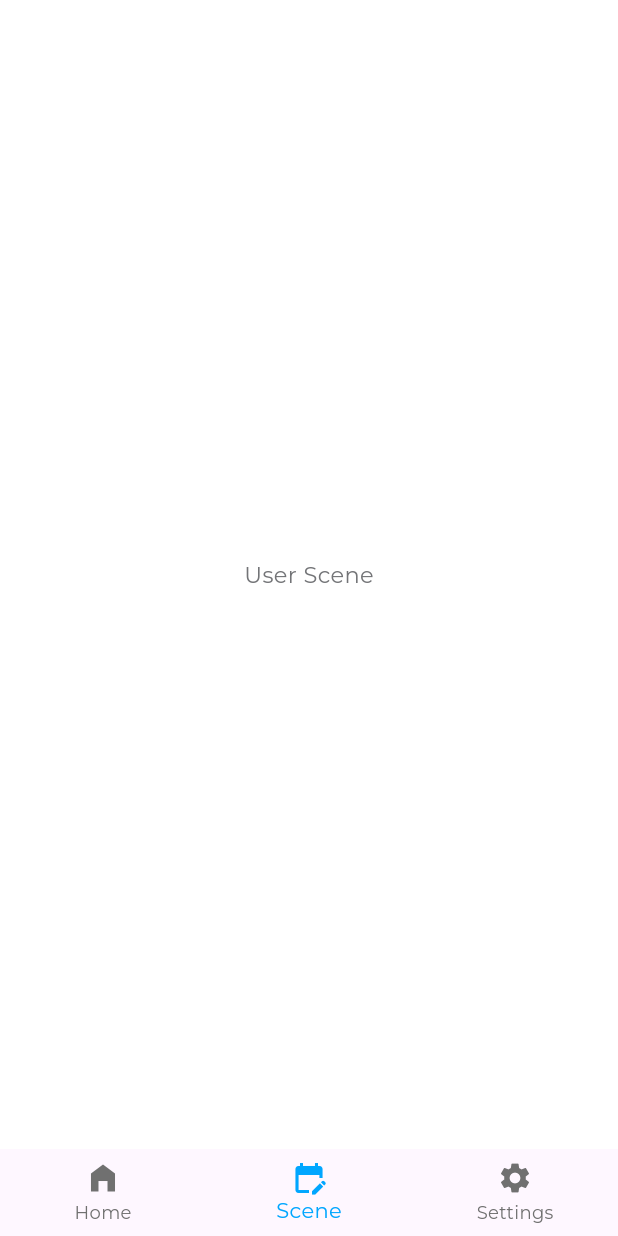
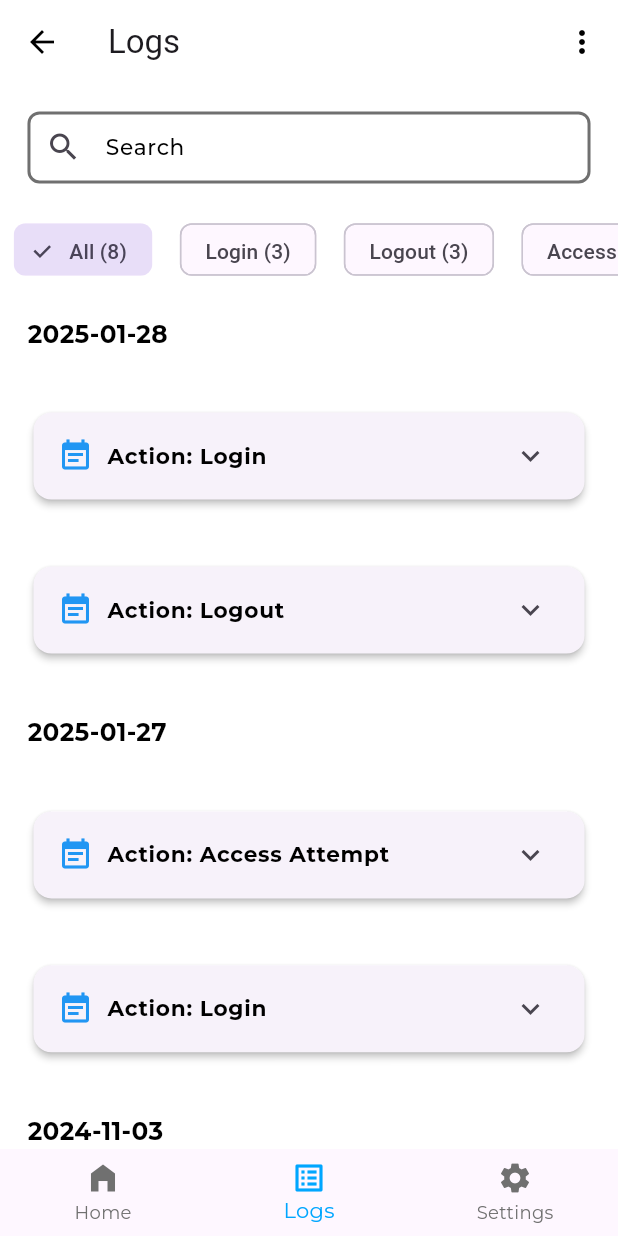
Before and after one commit to hussam38/Lockly, a Flutter app: the LayoutScreen screen opened by its route, item 2 of the bottom bar chosen, on a phone screen of 412 x 824 dp. Run offline on Flutter 3.47's test engine with Material 3 defaults, Android fonts, the phone set to English and light mode, and no system bars; our stand-ins replace firebase_core, flutter_screenutil, flutter_svg, get, pin_code_fields; accounts and stored records are empty.

Commit message:
feat: Finish Logs

```diff
--- a/lib/app.dart
+++ b/lib/app.dart
@@ -1,6 +1,7 @@
 import 'package:flutter/material.dart';
 import 'package:flutter_screenutil/flutter_screenutil.dart';
 import 'package:get/get.dart';
+import 'package:graduation_project/shared/screens/layout_screen.dart';
 import 'package:graduation_project/utils/router.dart';
 import 'package:graduation_project/utils/themes.dart';
 
@@ -23,8 +24,9 @@ class _LocklyAppState extends State<LocklyApp> {
           theme: whiteTheme(),
           locale: const Locale('en', 'US'),
           debugShowCheckedModeBanner: false,
-          initialRoute: AppRouter.initRoute,
+          // initialRoute: AppRouter.initRoute,
           getPages: AppRouter.routes,
+          home: LayoutScreen(),
         );
       },
     );
--- a/lib/shared/screens/layout_screen.dart
+++ b/lib/shared/screens/layout_screen.dart
@@ -1,8 +1,7 @@
 import 'package:flutter/material.dart';
 import 'package:graduation_project/utils/colors.dart';
 import 'package:graduation_project/utils/constants.dart';
-import 'package:graduation_project/view/admin/admin_scene.dart';
-import 'package:graduation_project/view/user/user_scene.dart';
+import 'package:graduation_project/view/admin/admin_logs.dart';
 import 'package:graduation_project/view/user/user_settings.dart';
 import '../../view/admin/admin_home.dart';
 import '../../view/admin/admin_settings.dart';
@@ -19,19 +18,18 @@ class _LayoutScreenState extends State<LayoutScreen> {
   int currentIndex = 0;
   List<Widget> user_screens = [
     const UserHomeScreen(),
-    const UserSceneScreen(),
     const UserSettings(),
   ];
   List<Widget> admin_screens = [
     const AdminHomeScreen(),
-    const AdminSceneScreen(),
+    AdminLogsScreen(),
     const AdminSettingsScreen(),
   ];
   @override
   Widget build(BuildContext context) {
     return Scaffold(
       body: SafeArea(
-        child: Constants.loginAs == 'admin'
+        child: Constants.loginAs == 'admin' || Constants.loginAs == ''
             ? admin_screens[currentIndex]
             : user_screens[currentIndex],
       ),
@@ -39,7 +37,7 @@ class _LayoutScreenState extends State<LayoutScreen> {
         items: const [
           BottomNavigationBarItem(icon: Icon(Icons.home_filled), label: 'Home'),
           BottomNavigationBarItem(
-              icon: Icon(Icons.edit_calendar), label: 'Scene'),
+              icon: Icon(Icons.list_alt), label: 'Logs'),
           BottomNavigationBarItem(
               icon: Icon(Icons.settings), label: 'Settings'),
         ],
--- a/lib/utils/style_manager.dart
+++ b/lib/utils/style_manager.dart
@@ -1,10 +1,10 @@
 import 'package:flutter/material.dart';
-
+import 'package:flutter_screenutil/flutter_screenutil.dart';
 import 'font_manager.dart';
 
 TextStyle _getTextStyle(double fontSize, FontWeight fontWeight, Color color) {
   return TextStyle(
-      fontSize: fontSize,
+      fontSize: fontSize.sp,
       fontFamily: FontConstants.fontFamily,
       color: color,
       fontWeight: fontWeight);
--- /dev/null
+++ b/lib/view/admin/admin_logs.dart
@@ -0,0 +1,428 @@
+import 'package:flutter/material.dart';
+import 'package:flutter_screenutil/flutter_screenutil.dart';
+import 'package:graduation_project/utils/style_manager.dart';
+import 'package:intl/intl.dart';
+
+class AdminLogsScreen extends StatefulWidget {
+  const AdminLogsScreen({super.key});
+
+  @override
+  _AdminLogsScreenState createState() => _AdminLogsScreenState();
+}
+
+class _AdminLogsScreenState extends State<AdminLogsScreen> {
+  final List<LogEntry> logs = [
+    const LogEntry(
+      timestamp: "2025-01-28 12:00:00",
+      action: "Login",
+      status: "Success",
+      details: "Hussam logged in",
+      userName: "Hussam",
+      object: "door",
+    ),
+    const LogEntry(
+      timestamp: "2025-01-28 12:05:00",
+      action: "Logout",
+      status: "Success",
+      details: "Abdellah logged out",
+      userName: "Abdellah",
+      object: "lamp",
+    ),
+    const LogEntry(
+      timestamp: "2025-01-27 12:10:00",
+      action: "Access Attempt",
+      status: "Failed",
+      details: "Gemy failed to access",
+      userName: "Gemy",
+      object: "door",
+    ),
+    const LogEntry(
+      timestamp: "2025-01-27 12:00:00",
+      action: "Login",
+      status: "Success",
+      details: "Bedo logged in",
+      userName: "Bedo",
+      object: "door",
+    ),
+    const LogEntry(
+      timestamp: "2024-11-03 12:05:00",
+      action: "Logout",
+      status: "Success",
+      details: "Mahmoud logged out",
+      userName: "Mahmoud",
+      object: "lamp",
+    ),
+    const LogEntry(
+      timestamp: "2024-11-05 12:10:00",
+      action: "Access Attempt",
+      status: "Failed",
+      details: "Diaa failed to access",
+      userName: "Diaa",
+      object: "door",
+    ),
+    const LogEntry(
+      timestamp: "2024-02-26 12:00:00",
+      action: "Login",
+      status: "Success",
+      details: "Ghoniem logged in",
+      userName: "Ghoniem",
+      object: "door",
+    ),
+    const LogEntry(
+      timestamp: "2023-11-19 12:05:00",
+      action: "Logout",
+      status: "Success",
+      details: "Tamer logged out",
+      userName: "Tamer",
+      object: "lamp",
+    ),
+  ];
+
+  String searchQuery = "";
+  String selectedFilter = "All";
+  DateTime? startDate;
+  DateTime? endDate;
+
+  @override
+  Widget build(BuildContext context) {
+    final filteredLogs = _getFilteredLogs();
+    final groupedLogs = _groupLogsByDate(filteredLogs);
+
+    return Scaffold(
+      appBar: AppBar(
+        title: const Text("Logs"),
+        centerTitle: false,
+        actions: [
+          PopupMenuButton<String>(
+            onSelected: (value) {
+              _handleDateFilter(value);
+            },
+            itemBuilder: (BuildContext context) {
+              return [
+                const PopupMenuItem<String>(
+                  value: 'anytime',
+                  child: Text('Anytime'),
+                ),
+                const PopupMenuItem<String>(
+                  value: '1_day',
+                  child: Text('Last 1 Day'),
+                ),
+                const PopupMenuItem<String>(
+                  value: '3_days',
+                  child: Text('Last 3 Days'),
+                ),
+                const PopupMenuItem<String>(
+                  value: '1_week',
+                  child: Text('Last 1 Week'),
+                ),
+                const PopupMenuItem<String>(
+                  value: '1_month',
+                  child: Text('Last 1 Month'),
+                ),
+                const PopupMenuItem<String>(
+                  value: 'custom',
+                  child: Text('Custom Range'),
+                ),
+              ];
+            },
+          ),
+        ],
+      ),
+      body: SafeArea(
+        child: Column(
+          children: [
+            _buildSearchBar(),
+            _buildFilterChips(_getFilterCounts()),
+            _buildLogList(groupedLogs),
+          ],
+        ),
+      ),
+    );
+  }
+
+  void _handleDateFilter(String value) async {
+    DateTime now = DateTime.now();
+    switch (value) {
+      case 'anytime':
+        setState(() {
+          startDate = null;
+          endDate = null;
+        });
+        break;
+      case '1_day':
+        setState(() {
+          startDate = now.subtract(const Duration(days: 1));
+          endDate = now;
+        });
+        break;
+      case '3_days':
+        setState(() {
+          startDate = now.subtract(const Duration(days: 3));
+          endDate = now;
+        });
+        break;
+      case '1_week':
+        setState(() {
+          startDate = now.subtract(const Duration(days: 7));
+          endDate = now;
+        });
+        break;
+      case '1_month':
+        setState(() {
+          startDate = now.subtract(const Duration(days: 30));
+          endDate = now;
+        });
+        break;
+      case 'custom':
+        final picked = await showDateRangePicker(
+          context: context,
+          firstDate: DateTime(2000),
+          lastDate: DateTime(2101),
+        );
+        if (picked != null) {
+          setState(() {
+            startDate = picked.start;
+            endDate = picked.end;
+          });
+        }
+        break;
+    }
+  }
+
+  List<LogEntry> _getFilteredLogs() {
+    return logs.where((log) {
+      final logDate = DateTime.parse(log.timestamp);
+      final matchesSearchQuery = log.details.toLowerCase().contains(searchQuery.toLowerCase());
+      final matchesFilter = selectedFilter == "All" || log.action == selectedFilter;
+      final matchesDateRange = (startDate == null || logDate.isAfter(startDate!)) &&
+          (endDate == null || logDate.isBefore(endDate!));
+      return matchesSearchQuery && matchesFilter && matchesDateRange;
+    }).toList();
+  }
+
+  Map<String, List<LogEntry>> _groupLogsByDate(List<LogEntry> logs) {
+    final Map<String, List<LogEntry>> groupedLogs = {};
+    for (var log in logs) {
+      final date = DateFormat('yyyy-MM-dd').format(DateTime.parse(log.timestamp));
+      if (groupedLogs.containsKey(date)) {
+        groupedLogs[date]!.add(log);
+      } else {
+        groupedLogs[date] = [log];
+      }
+    }
+    return groupedLogs;
+  }
+
+  Map<String, int> _getFilterCounts() {
+    return {
+      "All": logs.length,
+      "Login": logs.where((log) => log.action == "Login").length,
+      "Logout": logs.where((log) => log.action == "Logout").length,
+      "Access Attempt": logs.where((log) => log.action == "Access Attempt").length,
+      "Admin Action": logs.where((log) => log.action == "Admin Action").length,
+      "Notification": logs.where((log) => log.action == "Notification").length,
+      "Error": logs.where((log) => log.action == "Error").length,
+    };
+  }
+
+  Widget _buildSearchBar() {
+    return Padding(
+      padding: EdgeInsets.all(16.0.w),
+      child: TextField(
+        decoration: InputDecoration(
+          labelText: "Search",
+          border: OutlineInputBorder(
+            borderRadius: BorderRadius.circular(8.0.w),
+          ),
+          prefixIcon: const Icon(Icons.search),
+        ),
+        onChanged: (value) {
+          setState(() {
+            searchQuery = value;
+          });
+        },
+      ),
+    );
+  }
+
+  Widget _buildFilterChips(Map<String, int> filterCounts) {
+    return Container(
+      height: 50.0.h,
+      padding: EdgeInsets.symmetric(vertical: 8.0.h),
+      child: ListView(
+        scrollDirection: Axis.horizontal,
+        children: filterCounts.keys.map((filter) {
+          return Padding(
+            padding: EdgeInsets.symmetric(horizontal: 8.0.w),
+            child: ChoiceChip(
+              label: Text("$filter (${filterCounts[filter]})"),
+              selected: selectedFilter == filter,
+              onSelected: (selected) {
+                setState(() {
+                  selectedFilter = filter;
+                });
+              },
+            ),
+          );
+        }).toList(),
+      ),
+    );
+  }
+
+  Widget _buildLogList(Map<String, List<LogEntry>> groupedLogs) {
+    if (groupedLogs.isEmpty) {
+      return Expanded(
+        child: Center(
+          child: Text(
+            "No logs available",
+            style: Theme.of(context).textTheme.bodyLarge,
+          ),
+        ),
+      );
+    }
+
+    return Expanded(
+      child: ListView.builder(
+        itemCount: groupedLogs.length,
+        itemBuilder: (context, index) {
+          final date = groupedLogs.keys.elementAt(index);
+          final logsForDate = groupedLogs[date]!;
+          return Column(
+            crossAxisAlignment: CrossAxisAlignment.start,
+            children: [
+              Padding(
+                padding: EdgeInsets.all(16.0.w),
+                child: Text(
+                  date,
+                  style: getBoldStyle(fontSize: 16, color: Colors.black),
+                ),
+              ),
+              ...logsForDate.map((log) => Padding(
+                padding: EdgeInsets.all(16.0.w),
+                child: Card(
+                  elevation: 2.0,
+                  child: ExpansionTile(
+                    title: Row(
+                      children: [
+                        const Icon(Icons.event_note, color: Colors.blue),
+                        SizedBox(width: 8.0.w),
+                        Expanded(
+                          child: Text(
+                            "Action: ${log.action}",
+                            style: getBoldStyle(fontSize: 14, color: Colors.black),
+                            overflow: TextOverflow.ellipsis,
+                          ),
+                        ),
+                      ],
+                    ),
+                    children: [
+                      Padding(
+                        padding: EdgeInsets.all(16.0.w),
+                        child: LayoutBuilder(
+                          builder: (context, constraints) {
+                            return Column(
+                              crossAxisAlignment: CrossAxisAlignment.start,
+                              children: [
+                                Row(
+                                  children: [
+                                    Icon(Icons.check_circle, color: log.status == "Success" ? Colors.green : Colors.red),
+                                    SizedBox(width: 8.0.w),
+                                    Expanded(
+                                      child: Text(
+                                        "Status: ${log.status}",
+                                        style: getRegularStyle(fontSize: 12, color: Colors.black),
+                                        overflow: TextOverflow.ellipsis,
+                                      ),
+                                    ),
+                                  ],
+                                ),
+                                SizedBox(height: 8.0.h),
+                                Row(
+                                  children: [
+                                    const Icon(Icons.access_time, color: Colors.grey),
+                                    SizedBox(width: 8.0.w),
+                                    Expanded(
+                                      child: Text(
+                                        "Timestamp: ${log.timestamp}",
+                                        style: getRegularStyle(fontSize: 12, color: Colors.black),
+                                        overflow: TextOverflow.ellipsis,
+                                      ),
+                                    ),
+                                  ],
+                                ),
+                                SizedBox(height: 8.0.h),
+                                Row(
+                                  children: [
+                                    const Icon(Icons.info, color: Colors.grey),
+                                    SizedBox(width: 8.0.w),
+                                    Expanded(
+                                      child: Text(
+                                        "Details: ${log.details}",
+                                        style: getRegularStyle(fontSize: 12, color: Colors.black),
+                                        overflow: TextOverflow.ellipsis,
+                                      ),
+                                    ),
+                                  ],
+                                ),
+                                SizedBox(height: 8.0.h),
+                                Row(
+                                  children: [
+                                    const Icon(Icons.person, color: Colors.grey),
+                                    SizedBox(width: 8.0.w),
+                                    Expanded(
+                                      child: Text(
+                                        "User: ${log.userName}",
+                                        style: getRegularStyle(fontSize: 12, color: Colors.black),
+                                        overflow: TextOverflow.ellipsis,
+                                      ),
+                                    ),
+                                  ],
+                                ),
+                                SizedBox(height: 8.0.h),
+                                Row(
+                                  children: [
+                                    const Icon(Icons.devices, color: Colors.grey),
+                                    SizedBox(width: 8.0.w),
+                                    Expanded(
+                                      child: Text(
+                                        "Object: ${log.object}",
+                                        style: getRegularStyle(fontSize: 12, color: Colors.black),
+                                        overflow: TextOverflow.ellipsis,
+                                      ),
+                                    ),
+                                  ],
+                                ),
+                              ],
+                            );
+                          },
+                        ),
+                      ),
+                    ],
+                  ),
+                ),
+              )).toList(),
+            ],
+          );
+        },
+      ),
+    );
+  }
+}
+
+class LogEntry {
+  final String timestamp;
+  final String action;
+  final String status;
+  final String details;
+  final String userName;
+  final String object;
+
+  const LogEntry({
+    required this.timestamp,
+    required this.action,
+    required this.status,
+    required this.details,
+    required this.userName,
+    required this.object,
+  });
+}
--- a/pubspec.yaml
+++ b/pubspec.yaml
@@ -41,6 +41,7 @@ dependencies:
   # firebase configuration
   firebase_core: ^3.7.0
   firebase_auth: ^5.3.2
+  intl: ^0.20.2
 
 dev_dependencies:
   flutter_test:
```
Also changed, not shown: features.txt (added, +8 -0 lines), lib/view/admin/admin_scene.dart (deleted, +0 -12 lines), lib/services/helpers.dart (added), pubspec.lock.
